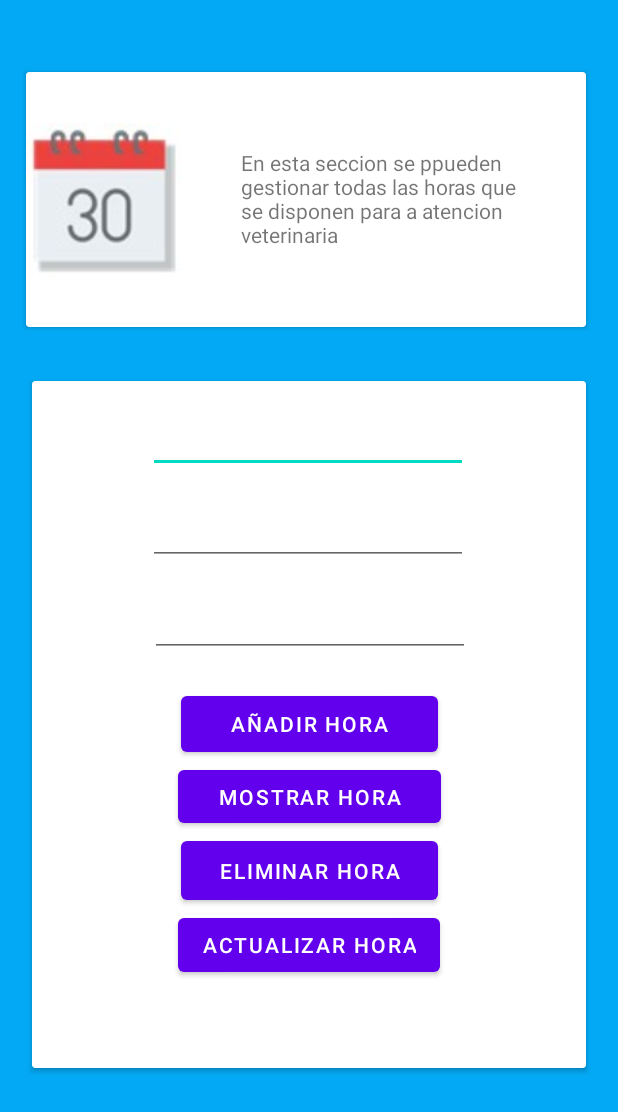
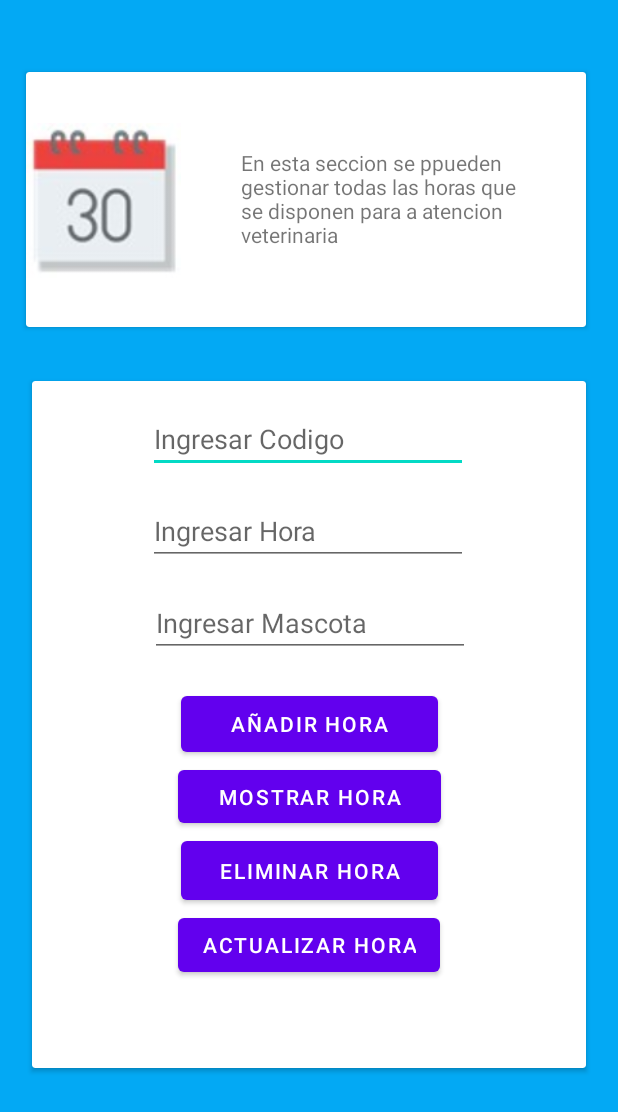
Before and after one commit to heberth18/petshop, an Android app: the HorasActivity screen opened directly, with no data from a screen before it, after a tap on "AÑADIR HORA", on a phone screen of 412 x 824 dp. Shown: the top 1112 px of the screen. Run offline under Robolectric (Android 15) with nearby library versions, the phone set to English and light mode, and no system bars.

Commit message:
Agregado modificacion de hora veterinaria

```diff
--- a/app/src/main/res/layout/activity_horas.xml
+++ b/app/src/main/res/layout/activity_horas.xml
@@ -25,8 +25,8 @@
                 android:layout_height="wrap_content"
                 android:layout_marginTop="16dp"
                 android:ems="10"
+                android:hint="Ingresar Codigo"
                 android:inputType="textPersonName"
-                android:text="Ingresar Código"
                 app:layout_constraintEnd_toEndOf="parent"
                 app:layout_constraintHorizontal_bias="0.496"
                 app:layout_constraintStart_toStartOf="parent"
@@ -38,8 +38,8 @@
                 android:layout_height="wrap_content"
                 android:layout_marginTop="16dp"
                 android:ems="10"
+                android:hint="Ingresar Hora"
                 android:inputType="textPersonName"
-                android:text="Ingresar Hora"
                 app:layout_constraintEnd_toEndOf="parent"
                 app:layout_constraintHorizontal_bias="0.496"
                 app:layout_constraintStart_toStartOf="parent"
@@ -51,8 +51,8 @@
                 android:layout_height="wrap_content"
                 android:layout_marginTop="16dp"
                 android:ems="10"
+                android:hint="Ingresar Mascota"
                 android:inputType="textPersonName"
-                android:text="Ingresar mascota"
                 app:layout_constraintEnd_toEndOf="parent"
                 app:layout_constraintHorizontal_bias="0.503"
                 app:layout_constraintStart_toStartOf="parent"
@@ -73,6 +73,7 @@
                 android:id="@+id/button4"
                 android:layout_width="171dp"
                 android:layout_height="51dp"
+                android:onClick="eliminarHora"
                 android:text="Eliminar Hora"
                 app:layout_constraintEnd_toEndOf="parent"
                 app:layout_constraintStart_toStartOf="parent"
@@ -82,6 +83,7 @@
                 android:id="@+id/button6"
                 android:layout_width="wrap_content"
                 android:layout_height="wrap_content"
+                android:onClick="actualizarHora"
                 android:text="Actualizar Hora"
                 app:layout_constraintEnd_toEndOf="parent"
                 app:layout_constraintStart_toStartOf="parent"
@@ -91,6 +93,7 @@
                 android:id="@+id/button3"
                 android:layout_width="175dp"
                 android:layout_height="47dp"
+                android:onClick="mostrarHora"
                 android:text="Mostrar Hora"
                 app:layout_constraintEnd_toEndOf="parent"
                 app:layout_constraintStart_toStartOf="parent"
```
Also changed, not shown: app/src/main/java/com/example/solemne1_heberthcaripa/HorasActivity.java (+20 -1 lines).
